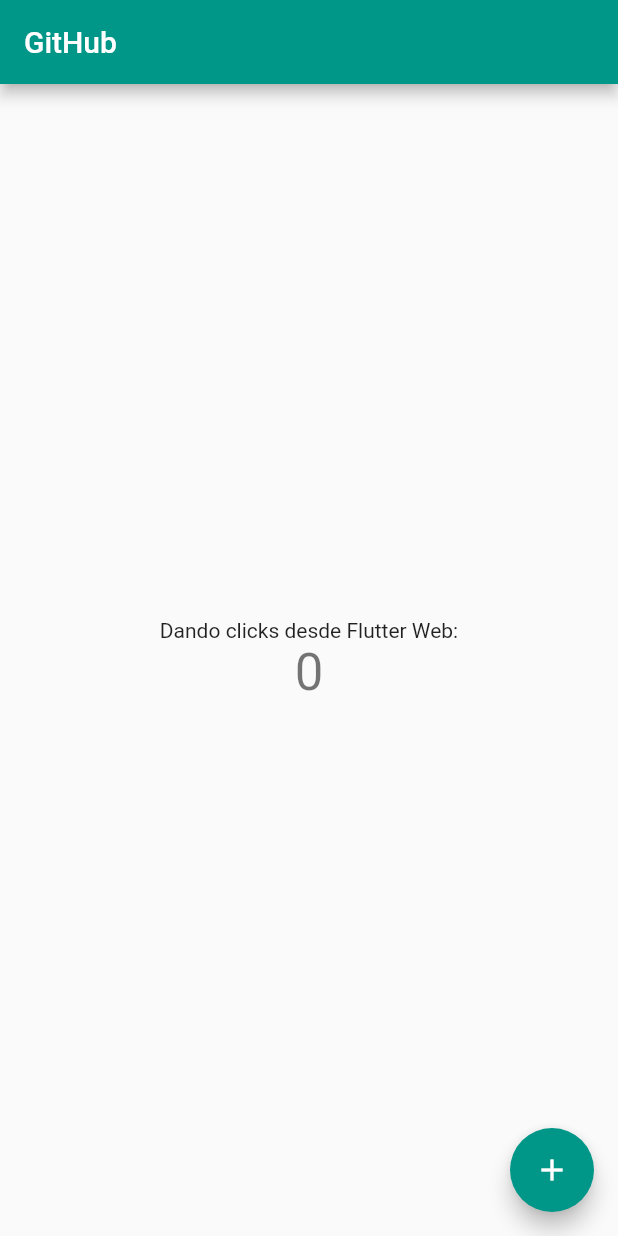
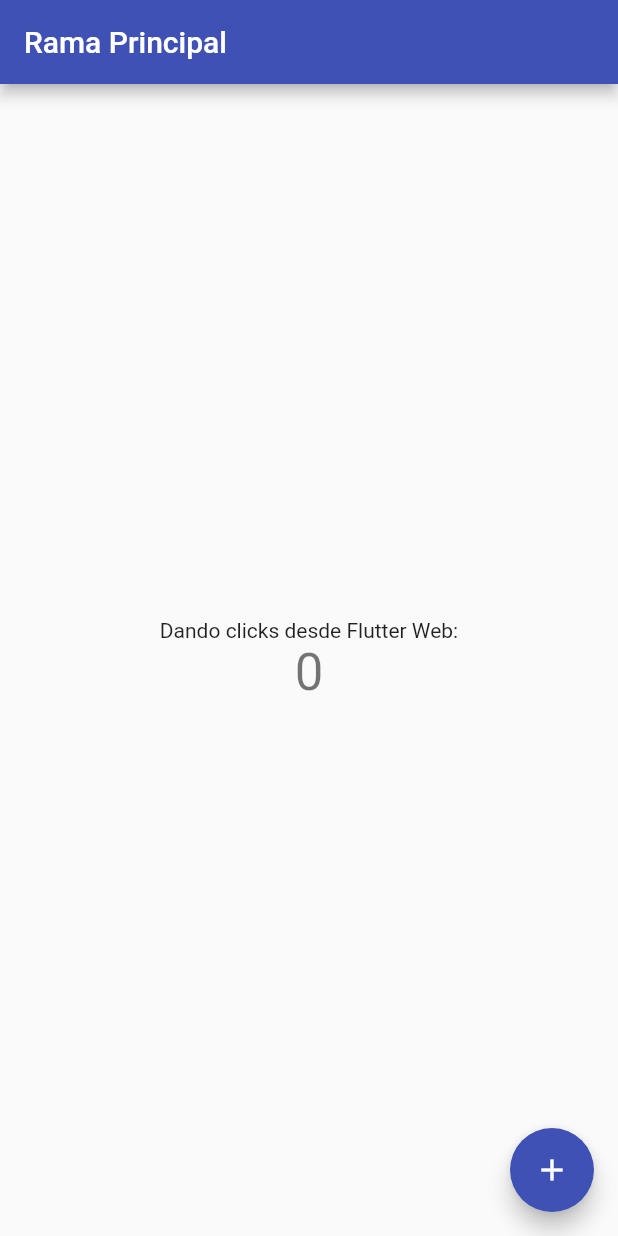
Before and after one commit to spainbarca/Git_GitHub, a Flutter app: the screen it shows after launch, on a phone screen of 412 x 824 dp. Run offline on Flutter 3.47's test engine with Material 2 defaults, Android fonts, the phone set to English and light mode, and no system bars.

Commit message:
Se modificó el nombre del app

```diff
--- a/lib/main.dart
+++ b/lib/main.dart
@@ -12,12 +12,12 @@ class MyApp extends StatelessWidget {
   Widget build(BuildContext context) {
     return MaterialApp(
       debugShowCheckedModeBanner: false,
-      title: 'Curso Git',
+      title: 'Rama Principal',
       theme: ThemeData(
 
-        primarySwatch: Colors.teal,
+        primarySwatch: Colors.indigo,
       ),
-      home: const MyHomePage(title: 'GitHub'),
+      home: const MyHomePage(title: 'Rama Principal'),
     );
   }
 }
```
